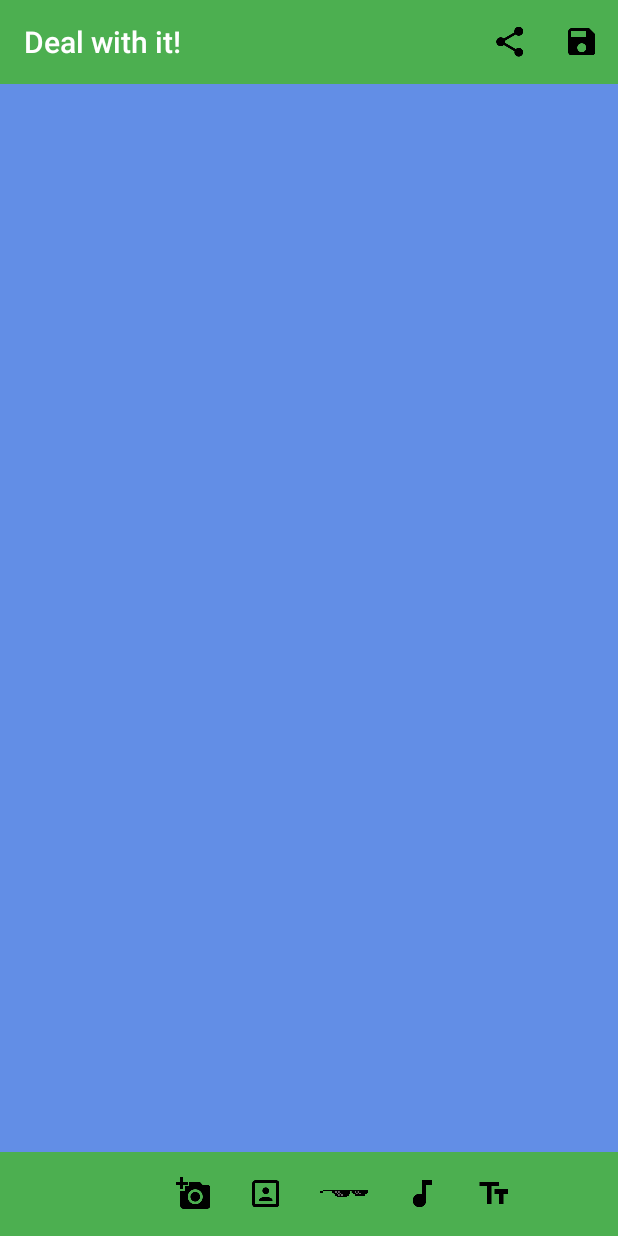
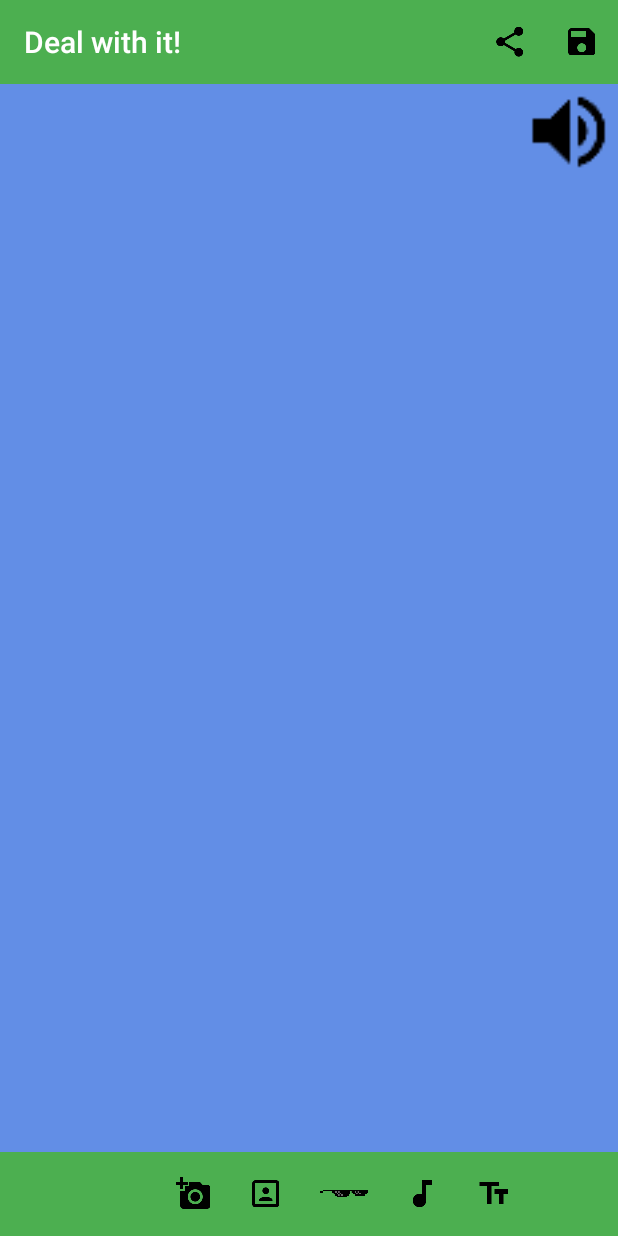
Before and after one commit to Cbrennem/dealwithit, an Android app: the screen it shows after launch (MainActivity), on a phone screen of 412 x 824 dp. Run offline under Robolectric (Android 15) with nearby library versions, the phone set to English and light mode, and no system bars; libraries missing offline, so code that uses them is left out: com.google.android.gms.

Commit message:
Added AdMob Gradle, Fixed Text, Hide Mute when playing

```diff
--- a/app/build.gradle
+++ b/app/build.gradle
@@ -24,4 +24,5 @@ dependencies {
     testCompile 'junit:junit:4.12'
     compile 'com.android.support:appcompat-v7:23.1.1'
     compile 'com.google.android.gms:play-services-vision:8.4.0'
+    compile 'com.google.android.gms:play-services-ads:8.4.0'
 }
--- a/app/src/main/AndroidManifest.xml
+++ b/app/src/main/AndroidManifest.xml
@@ -20,6 +20,7 @@
                 <category android:name="android.intent.category.LAUNCHER" />
             </intent-filter>
         </activity>
+
     </application>
 
 </manifest>
--- a/app/src/main/java/com/example/threegnome/dealwithit/MainActivity.java
+++ b/app/src/main/java/com/example/threegnome/dealwithit/MainActivity.java
@@ -34,11 +34,13 @@ import android.view.MenuItem;
 import android.view.View;
 import android.view.ViewGroup;
 import android.view.inputmethod.InputMethodManager;
+import android.widget.CompoundButton;
 import android.widget.EditText;
 import android.widget.ImageView;
 import android.widget.LinearLayout;
 import android.widget.RelativeLayout;
 import android.widget.Toast;
+import android.widget.ToggleButton;
 
 import java.io.File;
 import java.io.FileDescriptor;
@@ -69,9 +71,6 @@ public class MainActivity extends AppCompatActivity {
     private static final int REQUEST_AUDIO_OPEN = 2;
     private static final int REQUEST_TAKE_A_PICTURE = 3;
 
-
-    private ShareActionProvider mShareActionProvider;
-
     ImageView imgviewPhoto;
     AudioManager mAudioManager;
     AudioManager.OnAudioFocusChangeListener mAfListener;
@@ -93,8 +92,115 @@ public class MainActivity extends AppCompatActivity {
     @Override
     protected void onResume() {
         super.onResume();
-        mediaPlayerParty.setVolume(1, 1);
+
+        ToggleButton btnMute = (ToggleButton) findViewById(R.id.btnMute);
+
+        if( !btnMute.isChecked() )
+            mediaPlayerParty.setVolume(1, 1);
     }
+
+    @Override
+    protected void onCreate(Bundle savedInstanceState) {
+
+        super.onCreate(savedInstanceState);
+        setContentView(R.layout.activity_main);
+
+        //Set what the volume keys control
+        setVolumeControlStream(AudioManager.STREAM_MUSIC);
+
+        mAudioManager = (AudioManager) this.getSystemService(Context.AUDIO_SERVICE);
+
+        mAfListener =
+                new AudioManager.OnAudioFocusChangeListener() {
+                    @Override
+                    public void onAudioFocusChange(int focusChange) {
+                        if (focusChange == AudioManager.AUDIOFOCUS_LOSS_TRANSIENT) {
+                            mediaPlayerParty.pause();
+                        } else if (focusChange == AudioManager.AUDIOFOCUS_GAIN) {
+                            mediaPlayerParty.start();
+                        } else if (focusChange == AudioManager.AUDIOFOCUS_LOSS) {
+
+                            mAudioManager.abandonAudioFocus(mAfListener);
+                            // Stop playback
+                        }
+                    }
+                };
+
+
+
+
+
+        Toolbar topToolbar = (Toolbar) findViewById(R.id.topToolbar);
+        setSupportActionBar(topToolbar);
+
+        //Code relating to bottom toolbar
+        Point P = new Point(0,0);
+        getWindowManager().getDefaultDisplay().getSize(P);
+
+        Toolbar btmToolbar = (Toolbar) findViewById(R.id.btmToolbar);
+        btmToolbar.inflateMenu(R.menu.menu);
+        btmToolbar.setPadding(0
+                ,0
+                ,P.x/7
+                ,0);
+
+        btmToolbar.setOnMenuItemClickListener(new Toolbar.OnMenuItemClickListener() {
+            @Override
+            public boolean onMenuItemClick(MenuItem item) {
+
+                switch (item.getItemId()) {
+                    case R.id.btnTakeAPic:
+                        onTakeaPicture();
+                        return true;
+                    case R.id.btnPic:
+                        onClickChoosePhoto();
+                        return true;
+                    case R.id.btnAnimate:
+                        onAnimate();
+                        return true;
+                    case R.id.btnChangeMusic:
+                        onChangeMusic();
+                        return true;
+                    case R.id.btnEditText:
+                        onEditText();
+                        return true;
+                }
+
+                return false;
+            }
+        });
+
+        imgviewPhoto = (ImageView) findViewById(R.id.photoView);
+
+        //used to draw a second layer over the image if needed
+        listImgviewGlasses = new ArrayList<>();
+
+        mediaPlayerParty = MediaPlayer.create(this, R.raw.wholikestoparty);
+        mediaPlayerParty.setLooping(true);
+
+        ToggleButton btnMute = (ToggleButton) findViewById(R.id.btnMute);
+
+
+        btnMute.setOnCheckedChangeListener(new CompoundButton.OnCheckedChangeListener() {
+            @Override
+            public void onCheckedChanged(CompoundButton buttonView, boolean isChecked) {
+                if (isChecked) {
+                    mediaPlayerParty.setVolume(0, 0);
+                }
+                else {
+                    mediaPlayerParty.setVolume(1,1);
+                }
+            }
+        });
+
+        if( mAudioManager.getRingerMode() == AudioManager.RINGER_MODE_VIBRATE
+                || mAudioManager.getRingerMode() == AudioManager.RINGER_MODE_SILENT ) {
+            btnMute.setChecked(true);
+        }
+
+
+    }
+
 
 
     //Inflate menus.xml menu list to top toolbar
@@ -142,7 +248,6 @@ public class MainActivity extends AppCompatActivity {
     public String saveImage() {
 
         if (imgviewPhoto.getDrawable() != null) {
-
 
             File path;
             String appDirectoryName = "Dealwithit";
@@ -199,85 +304,7 @@ public class MainActivity extends AppCompatActivity {
     }
 
 
-    @Override
-    protected void onCreate(Bundle savedInstanceState) {
 
-        super.onCreate(savedInstanceState);
-        setContentView(R.layout.activity_main);
-
-        //Set what the volume keys control
-        setVolumeControlStream(AudioManager.STREAM_MUSIC);
-
-        mAudioManager = (AudioManager) this.getSystemService(Context.AUDIO_SERVICE);
-
-        mAfListener =
-                new AudioManager.OnAudioFocusChangeListener() {
-                    @Override
-                    public void onAudioFocusChange(int focusChange) {
-                        if (focusChange == AudioManager.AUDIOFOCUS_LOSS_TRANSIENT) {
-                            mediaPlayerParty.pause();
-                        } else if (focusChange == AudioManager.AUDIOFOCUS_GAIN) {
-                            mediaPlayerParty.start();
-                        } else if (focusChange == AudioManager.AUDIOFOCUS_LOSS) {
-
-                            mAudioManager.abandonAudioFocus(mAfListener);
-                            // Stop playback
-                        }
-                    }
-                };
-
-
-
-
-        Toolbar topToolbar = (Toolbar) findViewById(R.id.topToolbar);
-        setSupportActionBar(topToolbar);
-
-        //Code relating to bottom toolbar
-        Point P = new Point(0,0);
-        getWindowManager().getDefaultDisplay().getSize(P);
-
-        Toolbar btmToolbar = (Toolbar) findViewById(R.id.btmToolbar);
-        btmToolbar.inflateMenu(R.menu.menu);
-        btmToolbar.setPadding(0
-                ,0
-                ,P.x/7
-                ,0);
-
-        btmToolbar.setOnMenuItemClickListener(new Toolbar.OnMenuItemClickListener() {
-            @Override
-            public boolean onMenuItemClick(MenuItem item) {
-
-                switch (item.getItemId()) {
-                    case R.id.btnTakeAPic:
-                        onTakeaPicture();
-                        return true;
-                    case R.id.btnPic:
-                        onClickChoosePhoto();
-                        return true;
-                    case R.id.btnAnimate:
-                        onAnimate();
-                        return true;
-                    case R.id.btnChangeMusic:
-                        onChangeMusic();
-                        return true;
-                    case R.id.btnEditText:
-                        onEditText();
-                        return true;
-                }
-
-                return false;
-            }
-        });
-
-        imgviewPhoto = (ImageView) findViewById(R.id.photoView);
-
-        //used to draw a second layer over the image if needed
-        listImgviewGlasses = new ArrayList<>();
-
-        mediaPlayerParty = MediaPlayer.create(this, R.raw.wholikestoparty);
-        mediaPlayerParty.setLooping(true);
-
-    }
 
 
     public void onTakeaPicture() {
@@ -309,6 +336,10 @@ public class MainActivity extends AppCompatActivity {
     }
 
     public void resetHomeScreen() {
+
+
+        ToggleButton toggleButton = (ToggleButton) findViewById(R.id.btnMute);
+        toggleButton.setVisibility(View.VISIBLE);
 
         mediaPlayerParty.stop();
 
@@ -440,17 +471,30 @@ public class MainActivity extends AppCompatActivity {
                 if ((event.getAction() == KeyEvent.ACTION_DOWN) &&
                         (keyCode == KeyEvent.KEYCODE_ENTER)) {
 
-                    txtView.setInputType(InputType.TYPE_NULL);
                     txtView.clearFocus();
+
+                    return true;
+                }
+
+                return false;
+            }
+        });
+
+        txtView.setOnFocusChangeListener(new View.OnFocusChangeListener() {
+            @Override
+            public void onFocusChange(View v, boolean hasFocus) {
+
+                if(!hasFocus) {
+
                     txtView.setSelection(0);
                     txtView.setVisibility(View.INVISIBLE);
                     txtView.setEnabled(false);
 
-                    return true;
                 }
-                return false;
+
             }
         });
+
     }
 
 
@@ -701,10 +745,14 @@ public class MainActivity extends AppCompatActivity {
 
     public void onAnimate() {
 
-        RelativeLayout pictureLayout = (RelativeLayout) findViewById(R.id.pictureLayout);
+        ToggleButton toggleButton = (ToggleButton) findViewById(R.id.btnMute);
+        toggleButton.setVisibility(View.INVISIBLE);
 
         EditText t = (EditText) findViewById(R.id.txtDealWithIt);
+        t.clearFocus();
         t.setVisibility(View.VISIBLE);
+
+
         flashBackground();
 
 
--- /dev/null
+++ b/app/src/main/res/drawable/ic_togglemute.xml
@@ -0,0 +1,9 @@
+<?xml version="1.0" encoding="utf-8"?>
+<selector xmlns:android="http://schemas.android.com/apk/res/android">
+    <item
+        android:state_checked="false"
+        android:drawable="@drawable/ic_volume_up_black_24dp" />
+    <item
+        android:state_checked="true"
+        android:drawable="@drawable/ic_volume_off_black_24dp" />
+</selector>
--- a/app/src/main/res/layout/activity_main.xml
+++ b/app/src/main/res/layout/activity_main.xml
@@ -37,11 +37,23 @@
             android:text="@string/mainText"
             android:inputType="none"
             android:enabled ="false"
-            android:textColor="@color/darkred"
+            android:textColor="@color/black"
             android:id="@+id/txtDealWithIt"
             android:visibility="invisible"
+            android:shadowColor="@color/white"
+            android:shadowRadius="12"
             android:layout_alignParentBottom="true"
             android:layout_alignParentStart="true"
+            android:layout_alignParentEnd="true" />
+
+        <ToggleButton
+            android:layout_width="64dp"
+            android:layout_height="64dp"
+            android:id="@+id/btnMute"
+            android:textOn=""
+            android:textOff=""
+            android:background="@drawable/ic_togglemute"
+            android:layout_alignParentTop="true"
             android:layout_alignParentEnd="true" />
 
     </RelativeLayout>
--- a/app/src/main/res/menu/menu.xml
+++ b/app/src/main/res/menu/menu.xml
@@ -1,32 +1,30 @@
 <?xml version="1.0" encoding="utf-8"?>
 <menu xmlns:android="http://schemas.android.com/apk/res/android"
     xmlns:app="http://schemas.android.com/apk/res-auto">
-
-
     <item
         android:id="@+id/btnTakeAPic"
         android:icon="@drawable/ic_add_a_photo_black_24dp"
-        android:title="Take a photo"
+        android:title="@string/btn_takepic"
         app:showAsAction="always" />
     <item
         android:id="@+id/btnPic"
         android:icon="@drawable/ic_portrait_black_24dp"
-        android:title="Choose Picture"
+        android:title="@string/btn_choosepic"
         app:showAsAction="always"/>
     <item
         android:id="@+id/btnAnimate"
         android:icon="@drawable/dealwithitglasses"
-        android:title="Animate"
+        android:title="@string/btn_animate"
         app:showAsAction="always"/>
     <item
         android:id="@+id/btnChangeMusic"
         android:icon="@drawable/ic_audiotrack_black_24dp"
-        android:title="Choose Music"
+        android:title="@string/btn_choosemusic"
         app:showAsAction="always"/>
     <item
         android:id="@+id/btnEditText"
         android:icon="@drawable/ic_text_fields_black_24dp"
-        android:title="Edit Text"
+        android:title="@string/btn_choosetext"
         app:showAsAction="always"/>
 
 </menu>
--- a/app/src/main/res/menu/topmenu.xml
+++ b/app/src/main/res/menu/topmenu.xml
@@ -6,12 +6,12 @@
     <item
         android:id="@+id/btnShare"
         android:icon="@drawable/ic_share_black_24dp"
-        android:title="Share"
+        android:title="@string/btn_share"
         app:showAsAction="always" />
     <item
         android:id="@+id/btnSavePic"
         android:icon="@drawable/ic_save_black_24dp"
-        android:title="save picture"
+        android:title="@string/btn_save"
         app:showAsAction="always" />
 
 </menu>
--- a/app/src/main/res/values/colors.xml
+++ b/app/src/main/res/values/colors.xml
@@ -13,5 +13,7 @@
     <color name="violet">#551a8b</color>
     <color name="darkred">#b22c2c</color>
 
+    <color name="white">#ffffff</color>
+    <color name="black">#000000</color>
 
 </resources>
--- a/app/src/main/res/values/strings.xml
+++ b/app/src/main/res/values/strings.xml
@@ -3,8 +3,14 @@
 
     <string name="mainText">Deal with it!</string>
 
-    <string name="btn_choosepic">Choose Pictures</string>
-    <string name="btn_dealwithit">Deal with it!</string>
+    <string name="btn_takepic">Take a Picture</string>
+    <string name="btn_choosepic">Choose a Picture</string>
+    <string name="btn_animate">Animate</string>
+    <string name="btn_choosemusic">Choose Pictures</string>
+    <string name="btn_choosetext">Choose Pictures</string>
+
+    <string name="btn_share">Share</string>
+    <string name="btn_save">Save Picture</string>
 
     <string name="choose_music_title">Choose Music</string>
     <string name="music_option_1">Who Likes to Party</string>
@@ -15,4 +21,6 @@
     Licensed under Creative Commons: By Attribution 3.0 License
     http://creativecommons.org/licenses/by/3.0/</string>
 
+
+
 </resources>
```
